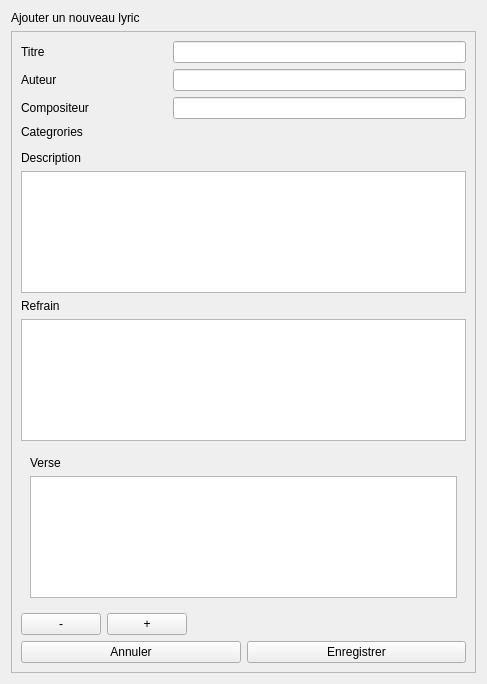
Before: the Qt Designer form app/ui/songs/form_add.ui in TNyRina/admin_tononkira_pcl_desktop, drawn with Qt 5.
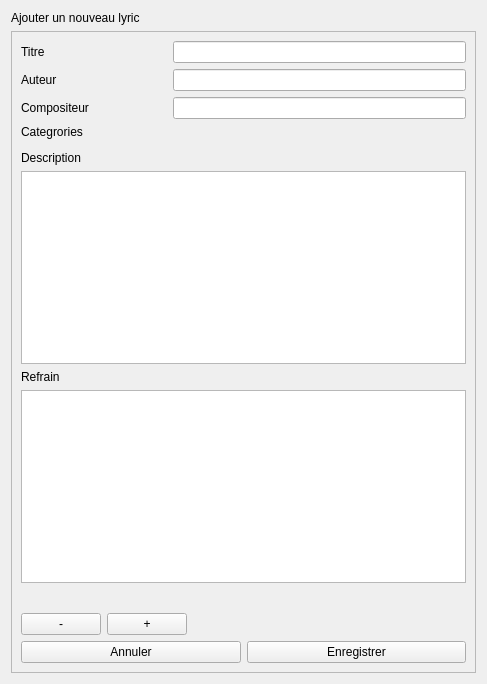
After: the same form once the commit is applied.

Diff of the .ui file:
```diff
--- a/app/ui/songs/form_add.ui
+++ b/app/ui/songs/form_add.ui
@@ -124,22 +124,7 @@
         <layout class="QVBoxLayout" name="content_verse">
          <item>
           <widget class="QWidget" name="content_verses" native="true">
-           <layout class="QVBoxLayout" name="verticalLayout_4">
-            <item>
-             <layout class="QVBoxLayout" name="verticalLayout_3">
-              <item>
-               <widget class="QLabel" name="label_7">
-                <property name="text">
-                 <string>Verse</string>
-                </property>
-               </widget>
-              </item>
-              <item>
-               <widget class="QTextEdit" name="textEdit_3"/>
-              </item>
-             </layout>
-            </item>
-           </layout>
+           <layout class="QVBoxLayout" name="verticalLayout_4"/>
           </widget>
          </item>
          <item>
```
Left out of the diff: 6 changed lines with no effect on the pictures.
